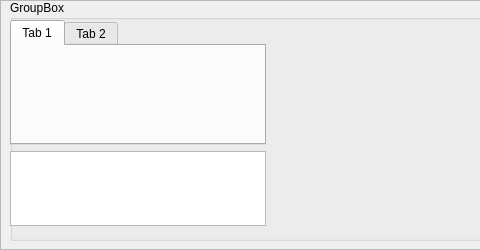
SuppenGeist/pse-ws1516-videoencoder-ta, file Implementierung/resources/forms/analysisbox.ui: the form before one commit; both pictures show x 0 to 480 and y 0 to 250 of the 931 by 250 pixel window.
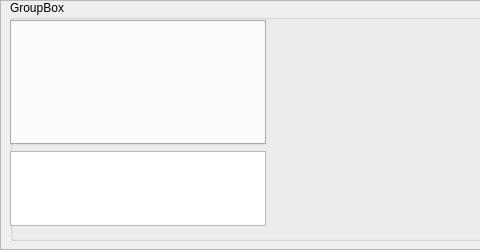
The form after the commit. Icons and pictures are not drawn.

The edit to the form file:
```diff
--- a/Implementierung/resources/forms/analysisbox.ui
+++ b/Implementierung/resources/forms/analysisbox.ui
@@ -94,16 +94,6 @@
            <property name="currentIndex">
             <number>0</number>
            </property>
-           <widget class="QWidget" name="tab">
-            <attribute name="title">
-             <string>Tab 1</string>
-            </attribute>
-           </widget>
-           <widget class="QWidget" name="tab_2">
-            <attribute name="title">
-             <string>Tab 2</string>
-            </attribute>
-           </widget>
           </widget>
          </item>
          <item>
```
Left out of the diff: 4 changed lines with no effect on the pictures.
